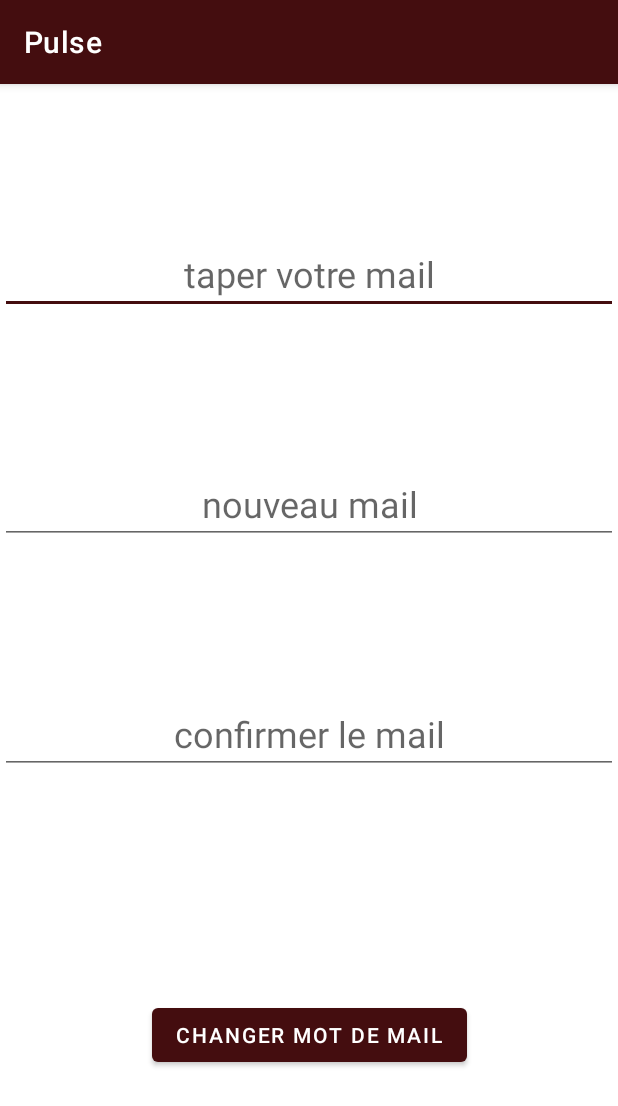
After one commit to Andraziel/PulseNetwork, an Android app: the resetMdp screen opened directly, with no data from a screen before it, on a phone screen of 412 x 824 dp. The commit adds this screen. Shown: the top 1106 px of the screen. Run offline under Robolectric (Android 15) with nearby library versions, the phone set to English and light mode, and no system bars; our stand-ins replace Firebase (no records; nobody signed in at launch, a user with empty details on screens opened directly).

Commit message:
création de l'activité changement de mail

```diff
--- a/app/src/main/AndroidManifest.xml
+++ b/app/src/main/AndroidManifest.xml
@@ -13,6 +13,9 @@
         android:supportsRtl="true"
         android:theme="@style/Theme.PulseNetwork"
         tools:targetApi="31">
+        <activity
+            android:name=".resetMdp"
+            android:exported="false" />
         <activity
             android:name=".NewCommActivity"
             android:exported="false" />
--- a/app/src/main/java/fr/isen/pulse/pulsenetwork/ProfileActivity.kt
+++ b/app/src/main/java/fr/isen/pulse/pulsenetwork/ProfileActivity.kt
@@ -16,6 +16,7 @@ import com.google.firebase.ktx.Firebase
 import fr.isen.pulse.pulsenetwork.classes.Post
 import fr.isen.pulse.pulsenetwork.classes.UserInfo
 import fr.isen.pulse.pulsenetwork.databinding.ActivityProfileBinding
+import fr.isen.pulse.pulsenetwork.databinding.ActivityResetMdpBinding
 import java.sql.Date
 import java.text.SimpleDateFormat
 
@@ -63,6 +64,12 @@ class ProfileActivity : AppCompatActivity() {
 			}
 		})
 
+		binding.profileResetPassword.setOnClickListener(){
+			//Reset password
+			val intent = Intent(this, resetMdp::class.java)
+			startActivity(intent)
+		}
+
 		binding.profileLogOut.setOnClickListener {
 			//Signout
 			FirebaseAuth.getInstance().signOut()
--- /dev/null
+++ b/app/src/main/java/fr/isen/pulse/pulsenetwork/resetMdp.kt
@@ -0,0 +1,45 @@
+package fr.isen.pulse.pulsenetwork
+
+import android.content.Intent
+import androidx.appcompat.app.AppCompatActivity
+import android.os.Bundle
+import android.util.Log
+import com.google.firebase.auth.FirebaseAuth
+import com.google.firebase.database.ktx.database
+import com.google.firebase.ktx.Firebase
+import fr.isen.pulse.pulsenetwork.databinding.ActivityResetMdpBinding
+
+class resetMdp : AppCompatActivity() {
+    private val userId = FirebaseAuth.getInstance().currentUser?.uid
+
+    public lateinit var binding: ActivityResetMdpBinding
+    override fun onCreate(savedInstanceState: Bundle?) {
+        super.onCreate(savedInstanceState)
+        setContentView(R.layout.activity_reset_mdp)
+        binding = ActivityResetMdpBinding.inflate(layoutInflater)
+        setContentView(binding.root)
+
+
+        val link = Firebase.database("https://pulsenetwork-d6541-default-rtdb.europe-west1.firebasedatabase.app").getReference("pulse/users/$userId")
+        val user = FirebaseAuth.getInstance().currentUser
+
+
+        val mail = binding.ancien.text
+        val nouvmail = binding.nouveau.text
+        val conf = binding.nnouveau.text
+        binding.change.setOnClickListener() {
+
+                user?.updateEmail(nouvmail.toString())
+                    ?.addOnCompleteListener { task ->
+                        if (task.isSuccessful) {
+                            Log.d("TAG", "User email address updated.")
+                        }
+                    }
+                FirebaseAuth.getInstance().signOut()
+                val intent = Intent(this, MainActivity::class.java)
+                startActivity(intent)
+
+        }
+
+    }
+}
--- /dev/null
+++ b/app/src/main/res/layout/activity_reset_mdp.xml
@@ -0,0 +1,54 @@
+<?xml version="1.0" encoding="utf-8"?>
+<androidx.constraintlayout.widget.ConstraintLayout xmlns:android="http://schemas.android.com/apk/res/android"
+    xmlns:app="http://schemas.android.com/apk/res-auto"
+    xmlns:tools="http://schemas.android.com/tools"
+    android:layout_width="match_parent"
+    android:layout_height="match_parent"
+    tools:context=".resetMdp">
+
+    <EditText
+        android:id="@+id/ancien"
+        android:layout_width="0dp"
+        android:layout_height="wrap_content"
+        android:layout_marginTop="100dp"
+        android:hint="taper votre mail"
+        android:textAlignment="center"
+        android:textSize="24sp"
+        app:layout_constraintEnd_toEndOf="parent"
+        app:layout_constraintStart_toStartOf="parent"
+        app:layout_constraintTop_toTopOf="parent" />
+
+    <EditText
+        android:id="@+id/nouveau"
+        android:layout_width="0dp"
+        android:layout_height="wrap_content"
+        android:layout_marginTop="100dp"
+        android:hint="nouveau mail"
+        android:textAlignment="center"
+        android:textSize="24sp"
+        app:layout_constraintEnd_toEndOf="parent"
+        app:layout_constraintStart_toStartOf="parent"
+        app:layout_constraintTop_toBottomOf="@+id/ancien" />
+
+    <EditText
+        android:id="@+id/nnouveau"
+        android:layout_width="0dp"
+        android:layout_height="wrap_content"
+        android:layout_marginTop="100dp"
+        android:hint="confirmer le mail"
+        android:textAlignment="center"
+        android:textSize="24sp"
+        app:layout_constraintEnd_toEndOf="parent"
+        app:layout_constraintStart_toStartOf="parent"
+        app:layout_constraintTop_toBottomOf="@+id/nouveau" />
+
+    <Button
+        android:id="@+id/change"
+        android:layout_width="wrap_content"
+        android:layout_height="wrap_content"
+        android:layout_marginTop="150dp"
+        android:text="changer mot de mail"
+        app:layout_constraintEnd_toEndOf="parent"
+        app:layout_constraintStart_toStartOf="parent"
+        app:layout_constraintTop_toBottomOf="@+id/nnouveau" />
+</androidx.constraintlayout.widget.ConstraintLayout>
```
Also changed, not shown: app/src/main/res/values/strings.xml (indentation only).
